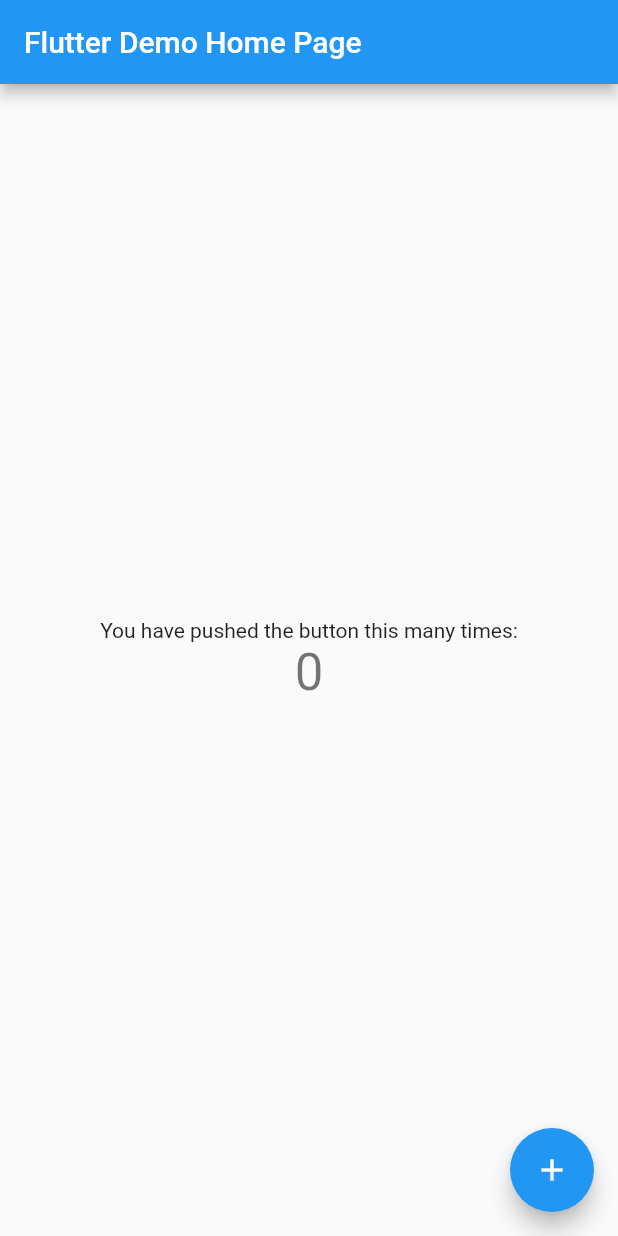
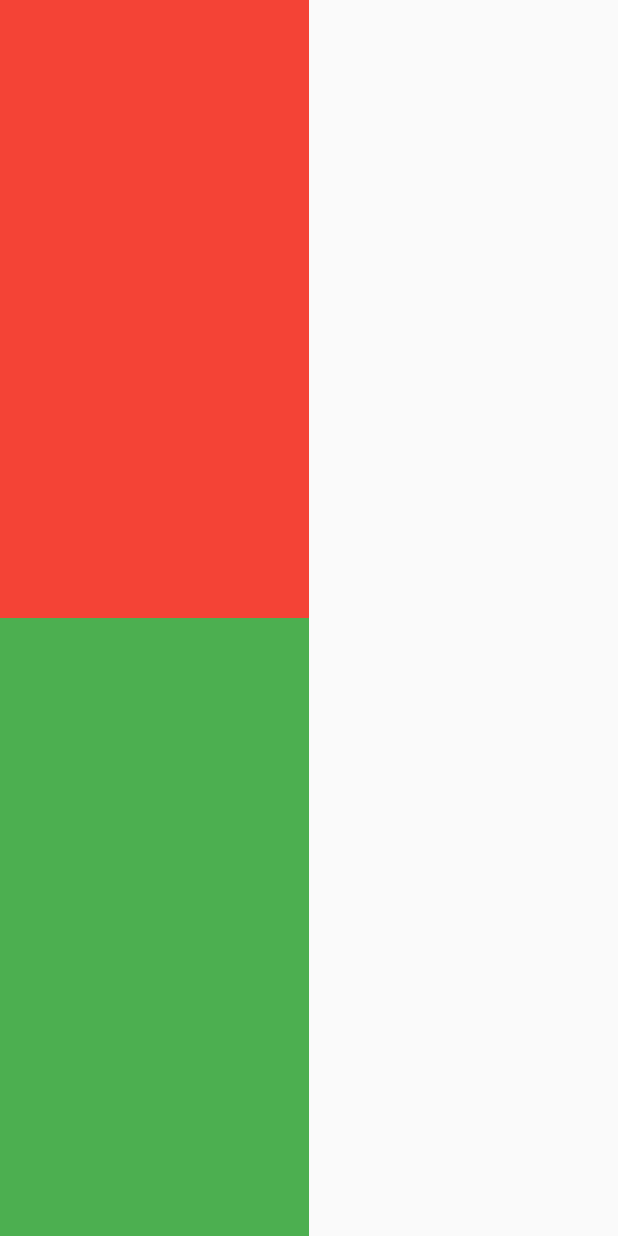
Before and after one commit to Mehmetyaz/dashboard, a Flutter app: the screen it shows after launch, on a phone screen of 412 x 824 dp. Run offline on Flutter 3.47's test engine with Material 2 defaults, Android fonts, the phone set to English and light mode, and no system bars.

Commit message:
on development

```diff
--- a/example/lib/main.dart
+++ b/example/lib/main.dart
@@ -13,15 +13,6 @@
     return MaterialApp(
       title: 'Flutter Demo',
       theme: ThemeData(
-        // This is the theme of your application.
-        //
-        // Try running your application with "flutter run". You'll see the
-        // application has a blue toolbar. Then, without quitting the app, try
-        // changing the primarySwatch below to Colors.green and then invoke
-        // "hot reload" (press "r" in the console where you ran "flutter run",
-        // or simply save your changes to "hot reload" in a Flutter IDE).
-        // Notice that the counter didn't reset back to zero; the application
-        // is not restarted.
         primarySwatch: Colors.blue,
       ),
       home: const MyHomePage(title: 'Flutter Demo Home Page'),
@@ -31,16 +22,6 @@
 
 class MyHomePage extends StatefulWidget {
   const MyHomePage({Key? key, required this.title}) : super(key: key);
-
-  // This widget is the home page of your application. It is stateful, meaning
-  // that it has a State object (defined below) that contains fields that affect
-  // how it looks.
-
-  // This class is the configuration for the state. It holds the values (in this
-  // case the title) provided by the parent (in this case the App widget) and
-  // used by the build method of the State. Fields in a Widget subclass are
-  // always marked "final".
-
   final String title;
 
   @override
@@ -48,68 +29,54 @@
 }
 
 class _MyHomePageState extends State<MyHomePage> {
-  int _counter = 0;
-
-  void _incrementCounter() {
-    setState(() {
-      // This call to setState tells the Flutter framework that something has
-      // changed in this State, which causes it to rerun the build method below
-      // so that the display can reflect the updated values. If we changed
-      // _counter without calling setState(), then the build method would not be
-      // called again, and so nothing would appear to happen.
-      _counter++;
-    });
-  }
-
   @override
   Widget build(BuildContext context) {
-    // This method is rerun every time setState is called, for instance as done
-    // by the _incrementCounter method above.
-    //
-    // The Flutter framework has been optimized to make rerunning build methods
-    // fast, so that you can just rebuild anything that needs updating rather
-    // than having to individually change instances of widgets.
+    var ss = MediaQuery.of(context).size;
     return Scaffold(
-      appBar: AppBar(
-        // Here we take the value from the MyHomePage object that was created by
-        // the App.build method, and use it to set our appbar title.
-        title: Text(widget.title),
-      ),
-      body: Center(
-        // Center is a layout widget. It takes a single child and positions it
-        // in the middle of the parent.
-        child: Column(
-          // Column is also a layout widget. It takes a list of children and
-          // arranges them vertically. By default, it sizes itself to fit its
-          // children horizontally, and tries to be as tall as its parent.
-          //
-          // Invoke "debug painting" (press "p" in the console, choose the
-          // "Toggle Debug Paint" action from the Flutter Inspector in Android
-          // Studio, or the "Toggle Debug Paint" command in Visual Studio Code)
-          // to see the wireframe for each widget.
-          //
-          // Column has various properties to control how it sizes itself and
-          // how it positions its children. Here we use mainAxisAlignment to
-          // center the children vertically; the main axis here is the vertical
-          // axis because Columns are vertical (the cross axis would be
-          // horizontal).
-          mainAxisAlignment: MainAxisAlignment.center,
-          children: <Widget>[
-            const Text(
-              'You have pushed the button this many times:',
-            ),
-            Text(
-              '$_counter',
-              style: Theme.of(context).textTheme.headline4,
-            ),
-          ],
+      body: SizedBox(
+        width: ss.width,
+        height: ss.height * 4,
+        child: Scrollable(
+          viewportBuilder: (c, o) {
+            return Stack(
+              children: [
+                Positioned(
+                    left: 0,
+                    width: ss.width / 2,
+                    height: ss.height / 2,
+                    top: ss.height / 2 * 0 - o.pixels,
+                    child: Container(
+                      color: Colors.red,
+                    )),
+                Positioned(
+                    left: 0,
+                    width: ss.width / 2,
+                    height: ss.height / 2,
+                    top: ss.height / 2 * 1 - o.pixels,
+                    child: Container(
+                      color: Colors.green,
+                    )),
+                Positioned(
+                    left: 0,
+                    width: ss.width / 2,
+                    height: ss.height / 2,
+                    top: ss.height / 2 * 2 - o.pixels,
+                    child: Container(
+                      color: Colors.yellow,
+                    )),
+                Positioned(
+                    left: 0,
+                    width: ss.width / 2,
+                    height: ss.height / 2,
+                    top: ss.height / 2 * 3 - o.pixels,
+                    child: Container(
+                      color: Colors.deepPurpleAccent,
+                    ))
+              ],
+            );
+          },
         ),
       ),
-      floatingActionButton: FloatingActionButton(
-        onPressed: _incrementCounter,
-        tooltip: 'Increment',
-        child: const Icon(Icons.add),
-      ), // This trailing comma makes auto-formatting nicer for build methods.
     );
   }
 }
--- a/example/pubspec.yaml
+++ b/example/pubspec.yaml
@@ -1,5 +1,5 @@
 name: example
-description: Flutter dashboard example.
+description: A new Flutter project.
 
 # The following line prevents the package from being accidentally published to
 # pub.dev using `flutter pub publish`. This is preferred for private packages.
@@ -18,7 +18,7 @@
 version: 1.0.0+1
 
 environment:
-  sdk: ">=2.16.0-20.0.dev <3.0.0"
+  sdk: ">=2.17.0-164.0.dev <3.0.0"
 
 # Dependencies specify other packages that your package needs in order to work.
 # To automatically upgrade your package dependencies to the latest versions
@@ -49,7 +49,7 @@
 # For information on the generic Dart part of this file, see the
 # following page: https://dart.dev/tools/pub/pubspec
 
-# The following section is specific to Flutter.
+# The following section is specific to Flutter packages.
 flutter:
 
   # The following line ensures that the Material Icons font is
--- a/lib/src/dashboard_controller.dart
+++ b/lib/src/controller/dashboard_controller.dart
@@ -2,7 +2,7 @@
 
 class DashboardController {
   DashboardController({required List<DashboardItem> items, required this.verticalSlotCount})
-      : items = items.asMap().map((key, value) => MapEntry(value.id, value));
+      : items = items.asMap().map((key, value) => MapEntry(value.identifier, value));
 
 
 
```
Also changed, not shown: lib/src/widgets/dashboard.dart (added, +15 -0 lines), example/pubspec.lock, lib/src/controller/layout_storage_delegate.dart (added), lib/src/dashboard_base.dart (added), lib/src/edit_mode/edit_mode_background_style.dart (added), lib/src/edit_mode/edit_mode_painter.dart (added), lib/src/edit_mode/edit_mode_settings.dart (added), lib/src/exceptions/unbounded.dart (added), lib/src/models/edit.dart (added), lib/src/models/item_position.dart (added), lib/src/widgets/dashboard_item_widget.dart (added), lib/src/widgets/dashboard_render.dart (added), lib/src/widgets/delegate.dart (added), 24 other files.
